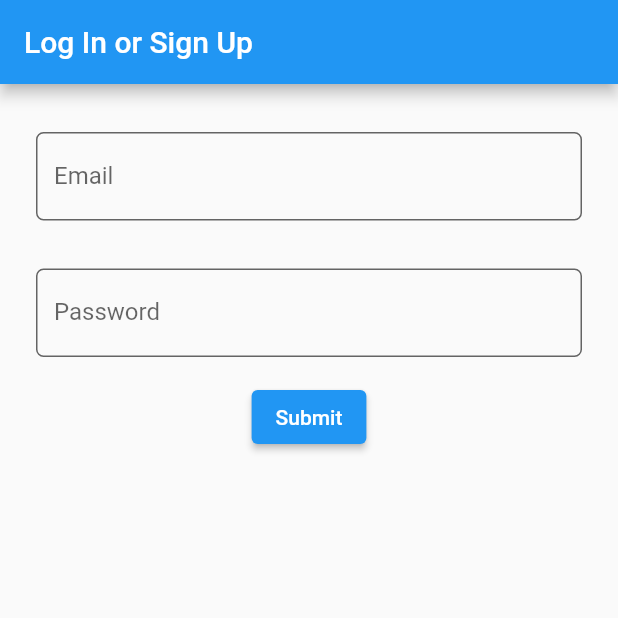
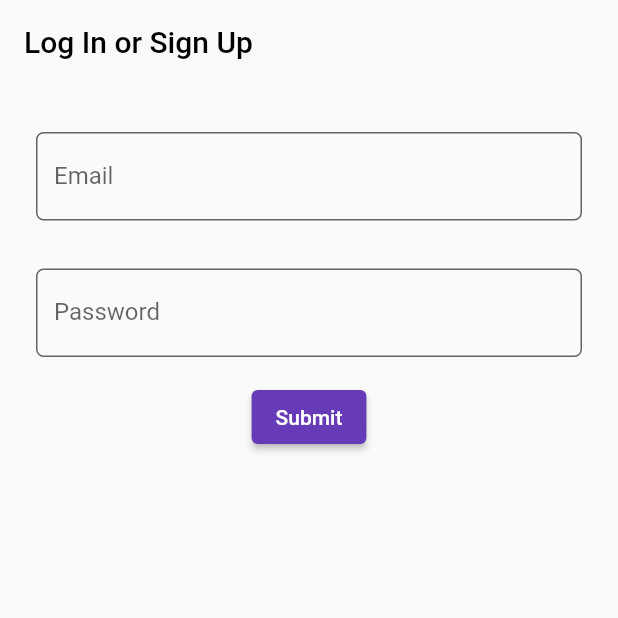
Before and after one commit to dhruvweaver/hackathon_practice, a Flutter app: the screen it shows after launch, on a phone screen of 412 x 824 dp, the top half of it. Run offline on Flutter 3.47's test engine with Material 2 defaults, Android fonts, the light colour scheme and no system bars; our stand-ins replace firebase_auth, firebase_core; accounts and stored records are empty.

Commit message:
UI updates

```diff
--- a/lib/main.dart
+++ b/lib/main.dart
@@ -34,7 +34,7 @@ class MyApp extends StatelessWidget {
       child: MaterialApp(
         title: 'Flutter Demo',
         theme: ThemeData(
-          primarySwatch: Colors.blue,
+          primarySwatch: Colors.deepPurple,
         ),
         home: const AuthenticationWrapper(),
       ),
--- a/lib/screens/login_screen.dart
+++ b/lib/screens/login_screen.dart
@@ -18,7 +18,12 @@ class _LoginScreenState extends State<LoginScreen> {
   Widget build(BuildContext context) {
     return Scaffold(
       appBar: AppBar(
-        title: const Text("Log In or Sign Up"),
+        title: const Text(
+          "Log In or Sign Up",
+          style: TextStyle(color: Colors.black),
+        ),
+        elevation: 0,
+        backgroundColor: Theme.of(context).canvasColor,
       ),
       body: Center(
         child: Padding(
--- a/pubspec.yaml
+++ b/pubspec.yaml
@@ -35,6 +35,7 @@ dependencies:
   cupertino_icons: ^1.0.2
   firebase_core: ^1.7.0
   firebase_auth: ^3.1.3
+  # firebase_analytics: ^8.3.4
   provider: ^6.0.1
 
 dev_dependencies:
```
Also changed, not shown: lib/screens/home_screen.dart (+11 -2 lines), pubspec.lock, 2 other files.
